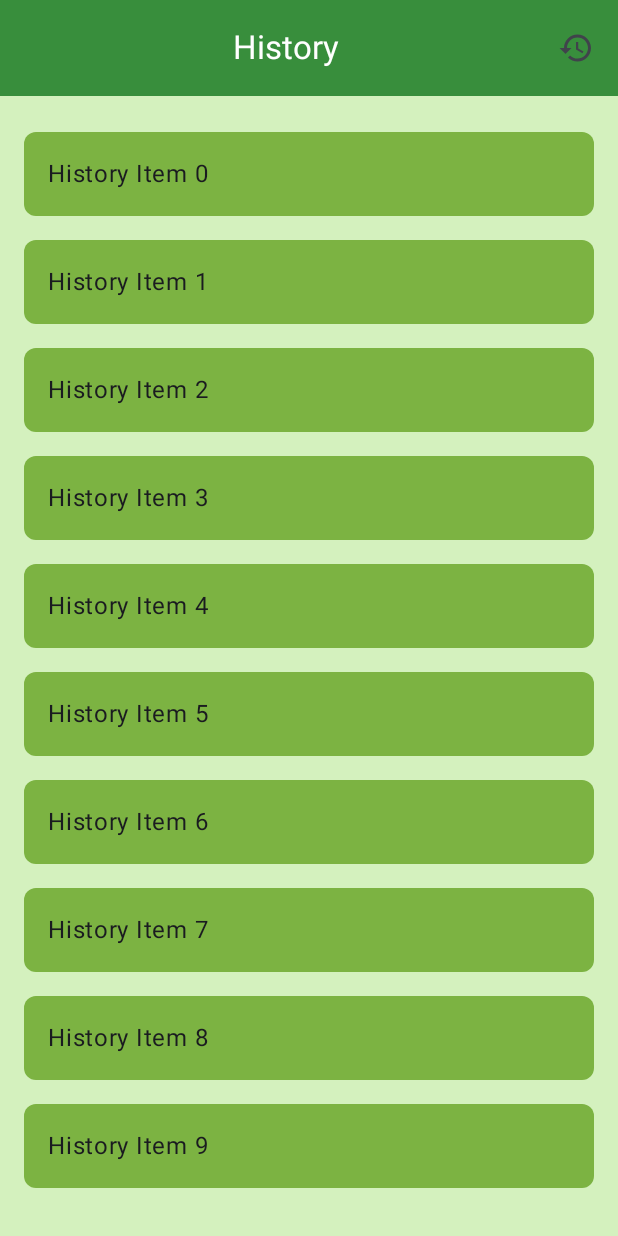
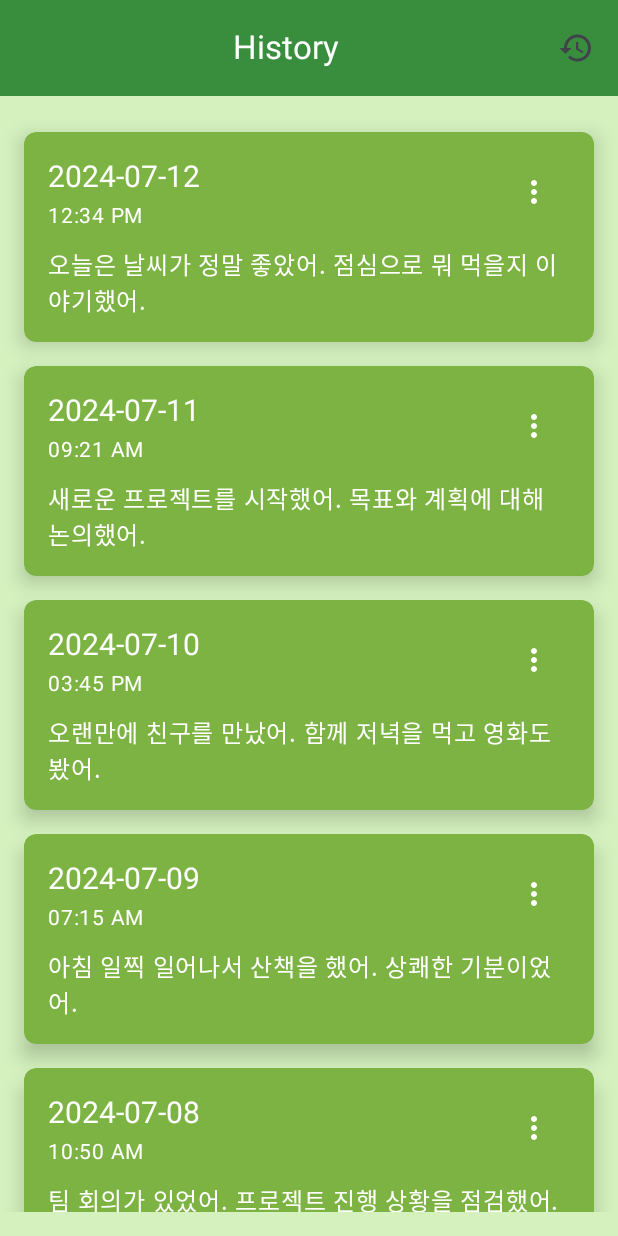
Before and after one commit to kimpgithub/IAIF_0712, an Android app built with Jetpack Compose: the HistoryScreen screen opened through its navigation route, on a phone screen of 412 x 824 dp. Run offline under Robolectric (Android 15) with nearby library versions, the light colour scheme and no system bars.

Commit message:
더미데이터 추가

```diff
--- a/app/src/main/java/com/example/myapplication/HistoryScreen.kt
+++ b/app/src/main/java/com/example/myapplication/HistoryScreen.kt
@@ -1,20 +1,21 @@
 package com.example.myapplication
 
 import androidx.compose.foundation.background
-import androidx.compose.foundation.layout.Column
-import androidx.compose.foundation.layout.fillMaxSize
-import androidx.compose.foundation.layout.fillMaxWidth
-import androidx.compose.foundation.layout.padding
+import androidx.compose.foundation.layout.*
+import androidx.compose.foundation.lazy.LazyColumn
+import androidx.compose.foundation.shape.CircleShape
 import androidx.compose.foundation.shape.RoundedCornerShape
-import androidx.compose.material3.Card
-import androidx.compose.material3.CardDefaults
-import androidx.compose.material3.Scaffold
-import androidx.compose.material3.Text
+import androidx.compose.material.icons.Icons
+import androidx.compose.material.icons.filled.MoreVert
+import androidx.compose.material3.*
 import androidx.compose.runtime.Composable
 import androidx.compose.ui.Modifier
+import androidx.compose.ui.draw.shadow
 import androidx.compose.ui.graphics.Color
 import androidx.compose.ui.unit.dp
+import androidx.compose.ui.unit.sp
 import androidx.navigation.NavHostController
+
 
 @Composable
 fun HistoryScreen(navController: NavHostController) {
@@ -26,28 +27,96 @@ fun HistoryScreen(navController: NavHostController) {
             )
         }
     ) { innerPadding ->
-        Column(
+        LazyColumn(
             modifier = Modifier
                 .fillMaxSize()
                 .background(Color(0xFFD4F1BE)) // 전체 배경을 파스텔그린으로 설정
                 .padding(innerPadding)
                 .padding(16.dp)
         ) {
-            // Sample history cards
-            repeat(10) {
+            // Sample history cards with dummy data
+            item {
+                HistoryCard(
+                    date = "2024-07-12",
+                    time = "12:34 PM",
+                    summary = "오늘은 날씨가 정말 좋았어. 점심으로 뭐 먹을지 이야기했어."
+                )
+            }
+            item {
+                HistoryCard(
+                    date = "2024-07-11",
+                    time = "09:21 AM",
+                    summary = "새로운 프로젝트를 시작했어. 목표와 계획에 대해 논의했어."
+                )
+            }
+            item {
+                HistoryCard(
+                    date = "2024-07-10",
+                    time = "03:45 PM",
+                    summary = "오랜만에 친구를 만났어. 함께 저녁을 먹고 영화도 봤어."
+                )
+            }
+            item {
+                HistoryCard(
+                    date = "2024-07-09",
+                    time = "07:15 AM",
+                    summary = "아침 일찍 일어나서 산책을 했어. 상쾌한 기분이었어."
+                )
+            }
+            item {
+                HistoryCard(
+                    date = "2024-07-08",
+                    time = "10:50 AM",
+                    summary = "팀 회의가 있었어. 프로젝트 진행 상황을 점검했어."
+                )
+            }
+        }
+    }
+}
+
+@Composable
+fun HistoryCard(date: String, time: String, summary: String) {
     Card(
         shape = RoundedCornerShape(8.dp),
         colors = CardDefaults.cardColors(containerColor = Color(0xFF7CB342)), // 중간색으로 설정
         modifier = Modifier
             .fillMaxWidth()
             .padding(vertical = 8.dp)
+            .shadow(8.dp, RoundedCornerShape(8.dp)) // 입체감 있는 효과
     ) {
+        Column(
+            modifier = Modifier.padding(16.dp)
+        ) {
+            Row(
+                modifier = Modifier.fillMaxWidth(),
+                horizontalArrangement = Arrangement.SpaceBetween
+            ) {
+                Column {
                     Text(
-                        text = "History Item $it",
-                        modifier = Modifier.padding(16.dp)
+                        text = date,
+                        color = Color.White,
+                        fontSize = 20.sp, // 날짜를 굵고 크게
+                        style = MaterialTheme.typography.titleLarge
+                    )
+                    Text(
+                        text = time,
+                        color = Color.White,
+                        fontSize = 14.sp // 시간은 작은 흰색 글자
+                    )
+                }
+                IconButton(onClick = { /* 상세보기 */ }) {
+                    Icon(
+                        imageVector = Icons.Default.MoreVert,
+                        contentDescription = "More",
+                        tint = Color.White // 점 3개 아이콘 추가
+                    )
+                }
+            }
+            Spacer(modifier = Modifier.height(8.dp))
+            Text(
+                text = summary,
+                color = Color.White
             )
         }
     }
 }
-    }
-}
```
Lines whose indentation alone changed are shown as unchanged.
